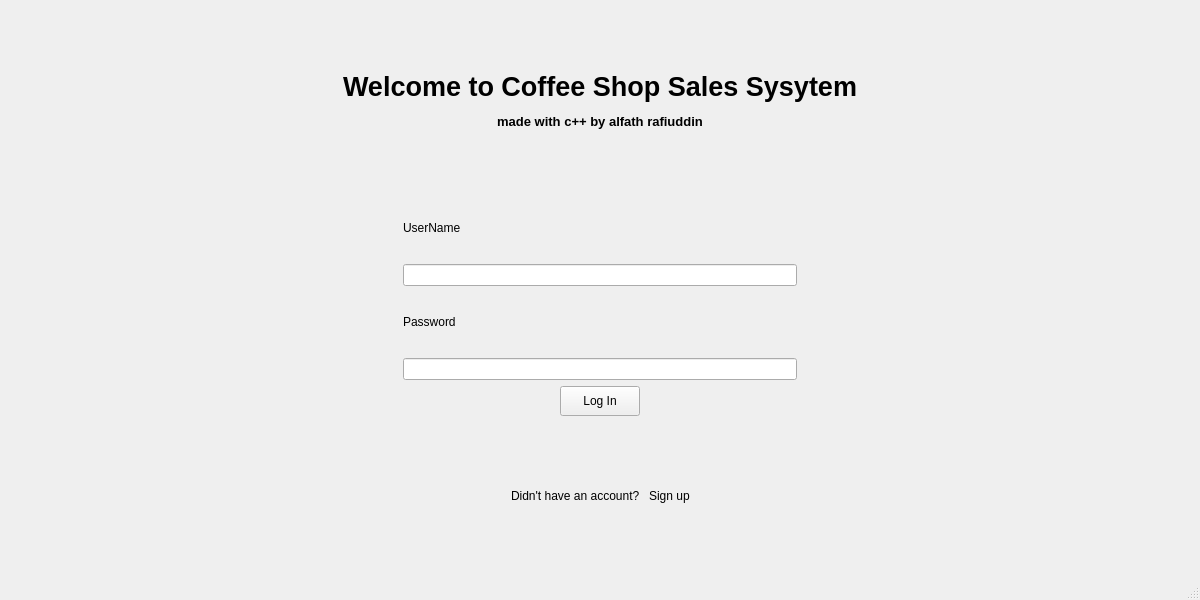
Ren-Com/CoffeeShopSystemMadeWithQT, file mainwindow.ui: the form before one commit.
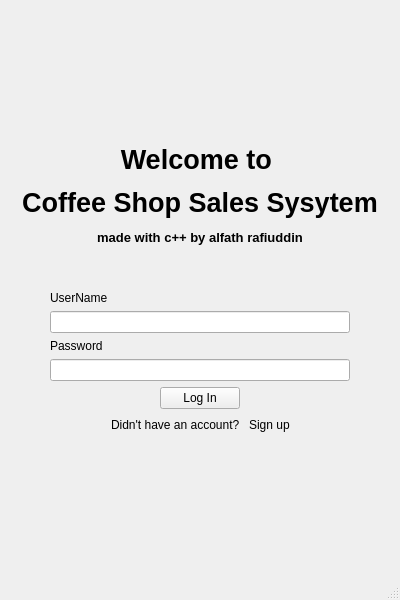
The form after the commit.

Commit message: Making sign up page

What changed in the file:
```diff
--- a/mainwindow.ui
+++ b/mainwindow.ui
@@ -6,13 +6,13 @@
    <rect>
     <x>0</x>
     <y>0</y>
-    <width>1200</width>
+    <width>400</width>
     <height>600</height>
    </rect>
   </property>
   <property name="minimumSize">
    <size>
-    <width>1200</width>
+    <width>400</width>
     <height>600</height>
    </size>
   </property>
@@ -22,18 +22,42 @@
   <widget class="QWidget" name="centralwidget">
    <layout class="QVBoxLayout" name="verticalLayout_4">
     <item>
-     <layout class="QVBoxLayout" name="verticalLayout">
-      <property name="sizeConstraint">
-       <enum>QLayout::SizeConstraint::SetMaximumSize</enum>
-      </property>
+     <layout class="QVBoxLayout" name="verticalLayout_3">
+      <item>
+       <spacer name="verticalSpacer_3">
+        <property name="orientation">
+         <enum>Qt::Orientation::Vertical</enum>
+        </property>
+        <property name="sizeHint" stdset="0">
+         <size>
+          <width>20</width>
+          <height>40</height>
+         </size>
+        </property>
+       </spacer>
+      </item>
       <item>
        <widget class="QLabel" name="label">
         <property name="text">
-         <string>&lt;html&gt;&lt;head/&gt;&lt;body&gt;&lt;p align=&quot;center&quot;&gt;&lt;span style=&quot; font-size:20pt; font-weight:700;&quot;&gt;Welcome to Coffee Shop Sales Sysytem&lt;/span&gt;&lt;/p&gt;&lt;p align=&quot;center&quot;&gt;&lt;span style=&quot; font-size:10pt; font-weight:700;&quot;&gt;made with c++ by alfath rafiuddin&lt;/span&gt;&lt;/p&gt;&lt;/body&gt;&lt;/html&gt;</string>
+         <string>&lt;html&gt;&lt;head/&gt;&lt;body&gt;&lt;p align=&quot;center&quot;&gt;&lt;span style=&quot; font-size:20pt; font-weight:700;&quot;&gt;Welcome to &lt;/span&gt;&lt;/p&gt;&lt;p align=&quot;center&quot;&gt;&lt;span style=&quot; font-size:20pt; font-weight:700;&quot;&gt;Coffee Shop Sales Sysytem&lt;/span&gt;&lt;/p&gt;&lt;p align=&quot;center&quot;&gt;&lt;span style=&quot; font-size:10pt; font-weight:700;&quot;&gt;made with c++ by alfath rafiuddin&lt;/span&gt;&lt;/p&gt;&lt;/body&gt;&lt;/html&gt;</string>
         </property>
        </widget>
       </item>
-     </layout>
+      <item>
+       <spacer name="verticalSpacer">
+        <property name="orientation">
+         <enum>Qt::Orientation::Vertical</enum>
+        </property>
+        <property name="sizeType">
+         <enum>QSizePolicy::Policy::Fixed</enum>
+        </property>
+        <property name="sizeHint" stdset="0">
+         <size>
+          <width>20</width>
+          <height>40</height>
+         </size>
+        </property>
+       </spacer>
     </item>
     <item>
      <layout class="QHBoxLayout" name="horizontalLayout">
@@ -63,7 +87,14 @@
          </widget>
         </item>
         <item>
-         <widget class="QLineEdit" name="usernameLineedit"/>
+           <widget class="QLineEdit" name="usernameLineedit">
+            <property name="minimumSize">
+             <size>
+              <width>300</width>
+              <height>0</height>
+             </size>
+            </property>
+           </widget>
         </item>
         <item>
          <widget class="QLabel" name="label_3">
@@ -73,7 +104,14 @@
          </widget>
         </item>
         <item>
-         <widget class="QLineEdit" name="passwordLineedit"/>
+           <widget class="QLineEdit" name="passwordLineedit">
+            <property name="minimumSize">
+             <size>
+              <width>300</width>
+              <height>0</height>
+             </size>
+            </property>
+           </widget>
         </item>
        </layout>
       </item>
@@ -93,25 +131,7 @@
      </layout>
     </item>
     <item>
-     <layout class="QHBoxLayout" name="horizontalLayout_3">
-      <property name="sizeConstraint">
-       <enum>QLayout::SizeConstraint::SetMaximumSize</enum>
-      </property>
-      <item>
-       <spacer name="horizontalSpacer_3">
-        <property name="orientation">
-         <enum>Qt::Orientation::Horizontal</enum>
-        </property>
-        <property name="sizeHint" stdset="0">
-         <size>
-          <width>40</width>
-          <height>20</height>
-         </size>
-        </property>
-       </spacer>
-      </item>
-      <item>
-       <layout class="QVBoxLayout" name="verticalLayout_3">
+       <layout class="QVBoxLayout" name="verticalLayout">
         <item>
          <layout class="QHBoxLayout" name="horizontalLayout_6">
           <item>
@@ -156,9 +176,9 @@
          </layout>
         </item>
         <item>
-         <layout class="QHBoxLayout" name="horizontalLayout_7">
+         <layout class="QHBoxLayout" name="horizontalLayout_2">
           <item>
-           <spacer name="horizontalSpacer_7">
+           <spacer name="horizontalSpacer_3">
             <property name="orientation">
              <enum>Qt::Orientation::Horizontal</enum>
             </property>
@@ -170,8 +190,6 @@
             </property>
            </spacer>
           </item>
-          <item>
-           <layout class="QHBoxLayout" name="horizontalLayout_4">
             <item>
              <widget class="QLabel" name="label_4">
               <property name="text">
@@ -180,31 +198,12 @@
              </widget>
             </item>
             <item>
-             <widget class="QLabel" name="label_5">
+           <widget class="QLabel" name="signUpLabel">
               <property name="text">
                <string>Sign up</string>
               </property>
              </widget>
             </item>
-           </layout>
-          </item>
-          <item>
-           <spacer name="horizontalSpacer_8">
-            <property name="orientation">
-             <enum>Qt::Orientation::Horizontal</enum>
-            </property>
-            <property name="sizeHint" stdset="0">
-             <size>
-              <width>40</width>
-              <height>20</height>
-             </size>
-            </property>
-           </spacer>
-          </item>
-         </layout>
-        </item>
-       </layout>
-      </item>
       <item>
        <spacer name="horizontalSpacer_4">
         <property name="orientation">
@@ -214,6 +213,23 @@
          <size>
           <width>40</width>
           <height>20</height>
+             </size>
+            </property>
+           </spacer>
+          </item>
+         </layout>
+        </item>
+       </layout>
+      </item>
+      <item>
+       <spacer name="verticalSpacer_4">
+        <property name="orientation">
+         <enum>Qt::Orientation::Vertical</enum>
+        </property>
+        <property name="sizeHint" stdset="0">
+         <size>
+          <width>20</width>
+          <height>40</height>
          </size>
         </property>
        </spacer>
```
Lines whose indentation alone changed are shown as unchanged. The commit also changes 11 other files.
